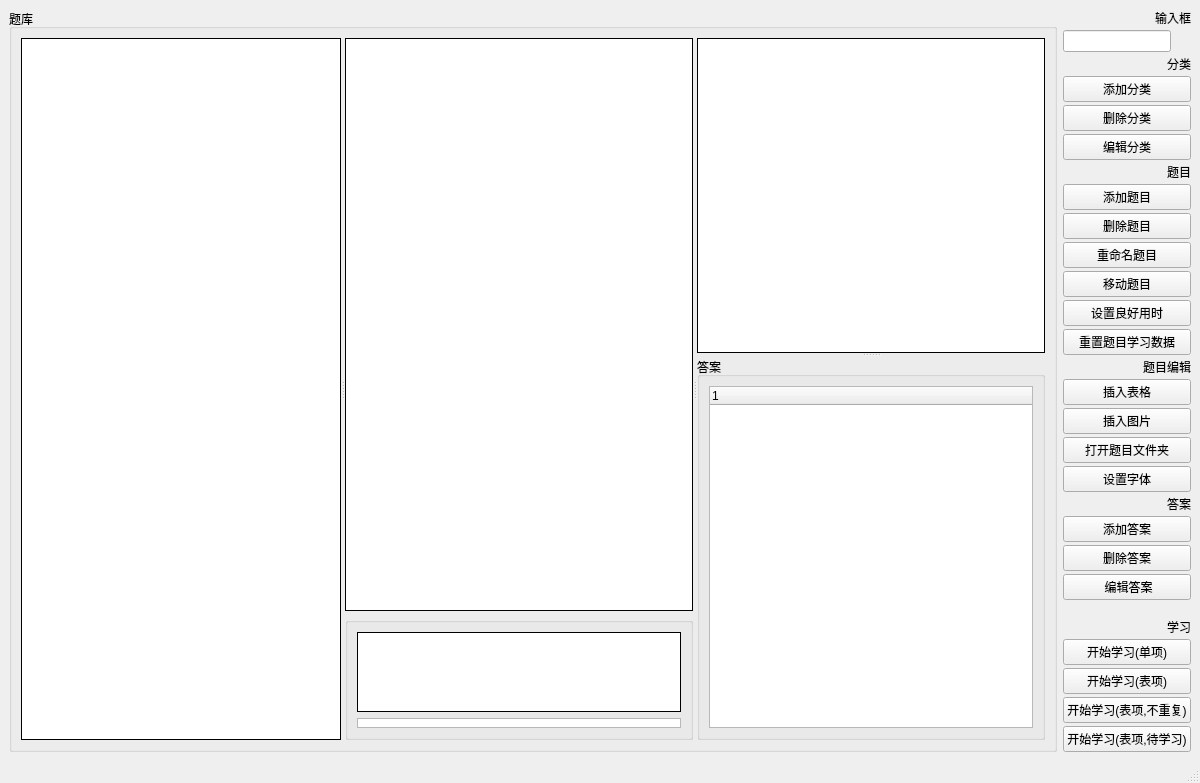
Qt form ui/mainwindow.ui (DKLost/questions) before a commit.
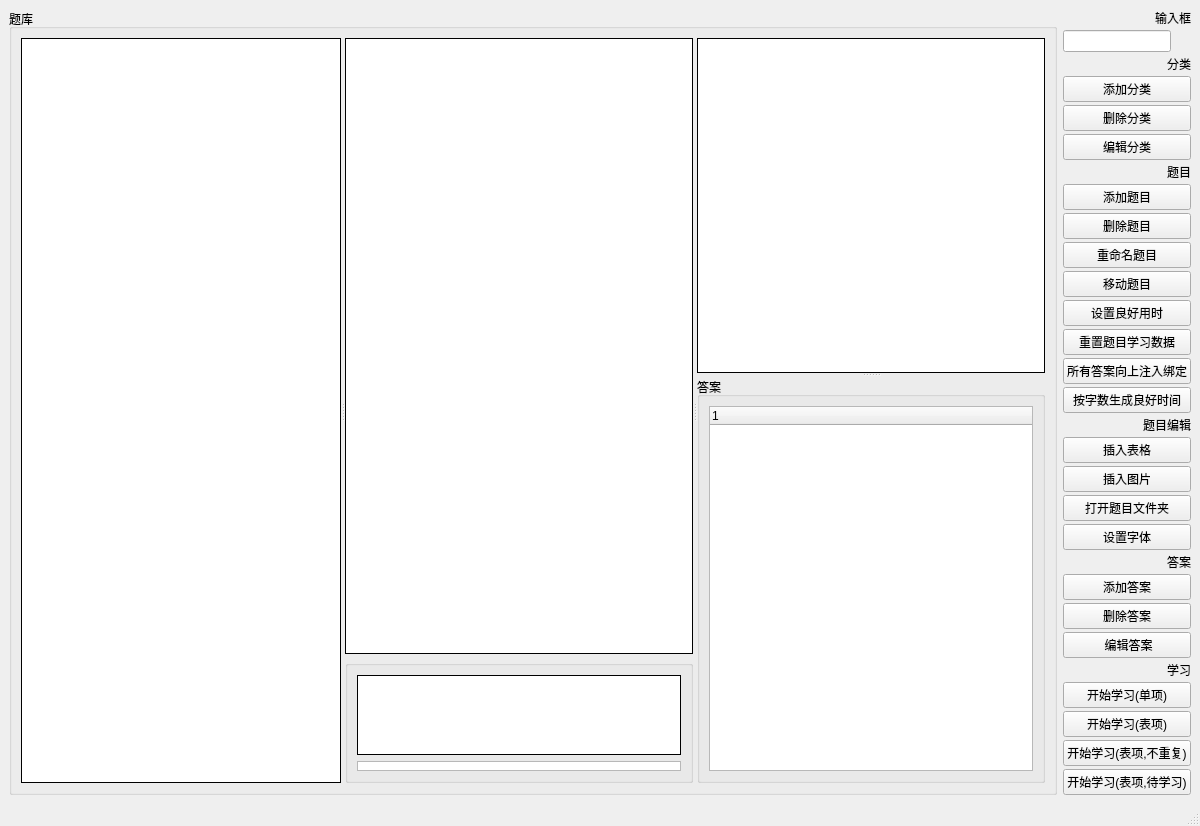
The same form after that commit. Custom widgets are drawn as their Qt base class.

What changed in the file:
```diff
--- a/ui/mainwindow.ui
+++ b/ui/mainwindow.ui
@@ -299,6 +299,20 @@
         </property>
        </widget>
       </item>
+      <item>
+       <widget class="QPushButton" name="questionAutoBindInjectButton">
+        <property name="text">
+         <string>所有答案向上注入绑定</string>
+        </property>
+       </widget>
+      </item>
+      <item>
+       <widget class="QPushButton" name="questionAutoGoodTimeButton">
+        <property name="text">
+         <string>按字数生成良好时间</string>
+        </property>
+       </widget>
+      </item>
       <item>
        <widget class="QLabel" name="label_6">
         <property name="text">
```
